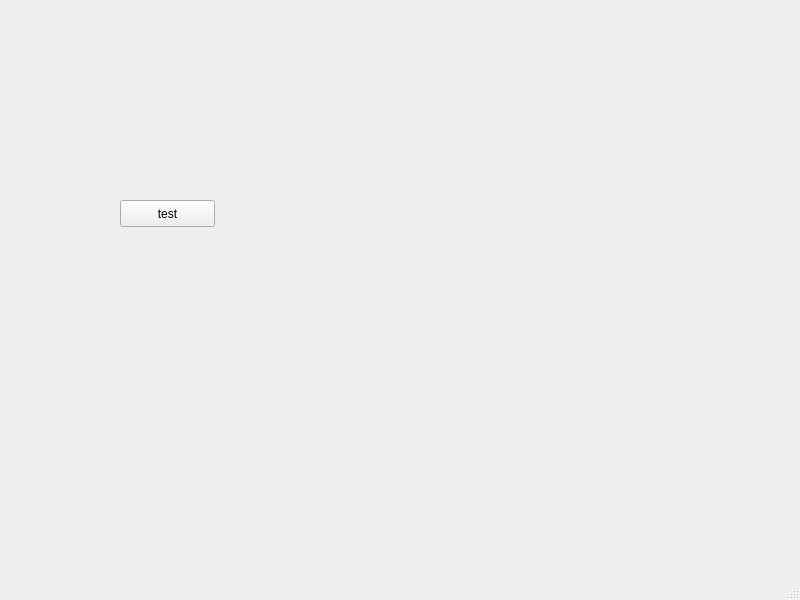
sqq0216/vmSystem, file view/vmGui.ui: the form before one commit.
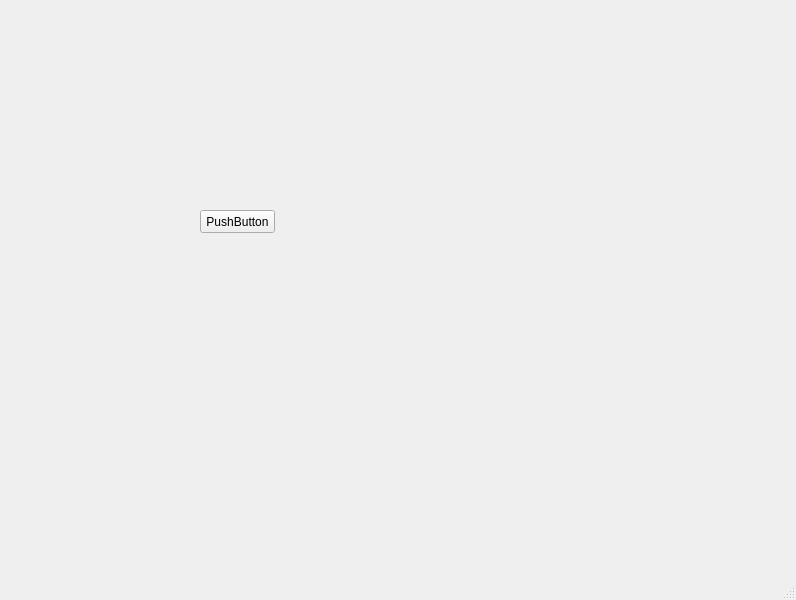
The form after the commit.

```diff
--- a/view/vmGui.ui
+++ b/view/vmGui.ui
@@ -6,7 +6,7 @@
    <rect>
     <x>0</x>
     <y>0</y>
-    <width>800</width>
+    <width>796</width>
     <height>600</height>
    </rect>
   </property>
@@ -17,14 +17,14 @@
    <widget class="QPushButton" name="pushButton">
     <property name="geometry">
      <rect>
-      <x>120</x>
-      <y>200</y>
-      <width>95</width>
-      <height>27</height>
+      <x>200</x>
+      <y>210</y>
+      <width>75</width>
+      <height>23</height>
      </rect>
     </property>
     <property name="text">
-     <string>test</string>
+     <string>PushButton</string>
     </property>
    </widget>
   </widget>
```
Left out of the diff: 4 changed lines with no effect on the pictures.
